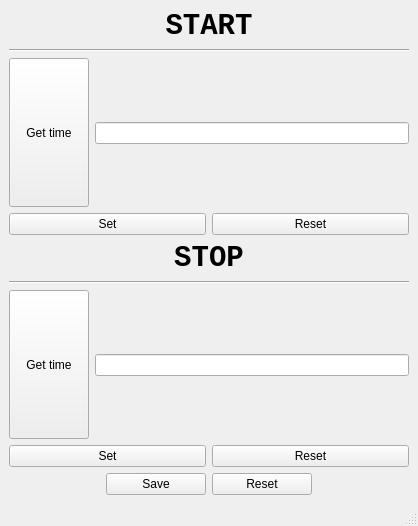
Qt form Time_Save_Window.ui (parhamk75/Project-Manager-Project) before a commit.
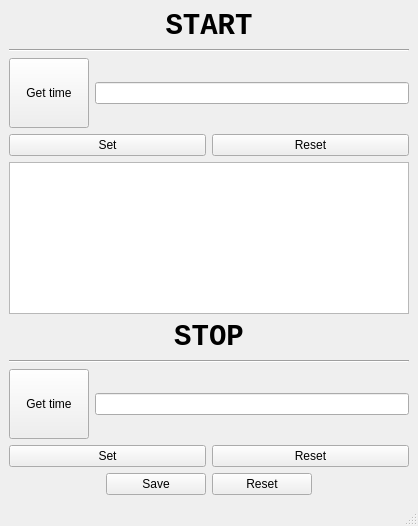
The same form after that commit.

Commit message: added details text edit to GUI

The edit to the form file:
```diff
--- a/Time_Save_Window.ui
+++ b/Time_Save_Window.ui
@@ -161,6 +161,9 @@
       </item>
      </layout>
     </item>
+    <item>
+     <widget class="QTextEdit" name="textEdit_details"/>
+    </item>
     <item>
      <layout class="QVBoxLayout" name="verticalLayout_4">
       <item>
```
